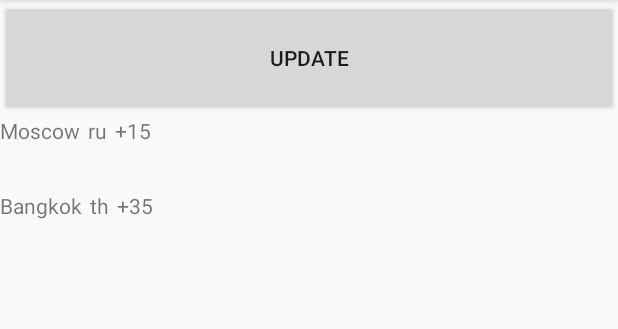
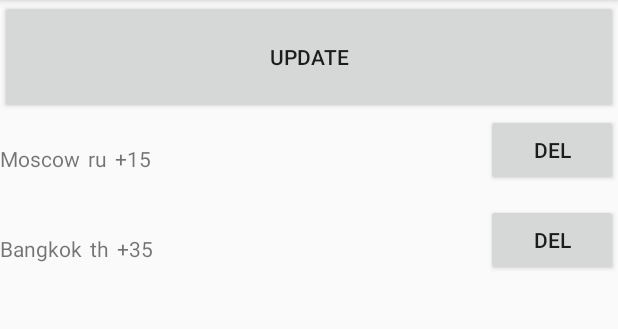
Before and after one commit to shight-dev/CityWeather, an Android app: the screen it shows after launch (MainActivity), after a tap on "UPDATE", on a phone screen of 412 x 824 dp, the part 84-413 px from its top. Run offline under Robolectric (Android 15) with nearby library versions, the phone set to English and light mode, and no system bars; our stand-ins replace Dagger/Hilt's generated code, Room's generated code.

Commit message:
Loading pictures
Функционал загрузки фотографий

```diff
--- a/app/build.gradle
+++ b/app/build.gradle
@@ -46,4 +46,5 @@ dependencies {
     kapt "com.google.dagger:dagger-android-processor:$dagger_version"
     implementation 'com.squareup.retrofit2:retrofit:2.4.0'
     implementation 'com.squareup.retrofit2:converter-gson:2.3.0'
+    implementation 'com.squareup.picasso:picasso:2.71828'
 }
--- a/app/src/main/java/com/sample/cityweather/Fragments/WeatherListFragment.kt
+++ b/app/src/main/java/com/sample/cityweather/Fragments/WeatherListFragment.kt
@@ -9,6 +9,7 @@ import android.view.LayoutInflater
 import android.view.MenuItem
 import android.view.View
 import android.view.ViewGroup
+import android.widget.Button
 import android.widget.TextView
 import androidx.recyclerview.widget.LinearLayoutManager
 import androidx.recyclerview.widget.RecyclerView
@@ -119,15 +120,21 @@ class WeatherListFragment : Fragment() {
 
         lateinit var weather: WeatherData
 
+        //TODO is nessasary?
         var cityTextView: TextView = itemView.findViewById(R.id.cityTextView)
         var weatherTextView: TextView = itemView.findViewById(R.id.weatherTextView)
         var localeTextView: TextView = itemView.findViewById(R.id.localeTextView)
+        var deleteBtn: Button = itemView.findViewById(R.id.deleteBtn)
 
         fun bindWeather(weatherData: WeatherData) {
             cityTextView.text = weatherData.city
             weatherTextView.text = weatherData.weather
             localeTextView.text = weatherData.locale
             weather = weatherData
+            deleteBtn.setOnClickListener {
+                dataWorker.removeWeather(weather)
+                updateUi()
+            }
             weatherController.start(object : DataCallback{
                 override fun setData(data: String?) {
                     val weatherString =  WeatherConverter.convertKelvin(data)
--- /dev/null
+++ b/app/src/main/java/com/sample/cityweather/Retrofit/PictureApi.kt
@@ -0,0 +1,14 @@
+package com.sample.cityweather.Retrofit
+
+import retrofit2.Call
+import retrofit2.http.GET
+import retrofit2.http.Query
+
+private const val PICTURE_API_KEY = "13775761-ac08c83920df608f2b2f1b872"
+
+
+interface PictureApi {
+    @GET("api/")
+    fun loadPictureList(@Query("q")cityName:String, @Query("key")appId:String = PICTURE_API_KEY
+    ,@Query("category") category:String = "place") : Call<PictureResponse>
+}
--- /dev/null
+++ b/app/src/main/java/com/sample/cityweather/Retrofit/PictureController.kt
@@ -0,0 +1,46 @@
+package com.sample.cityweather.Retrofit
+
+import com.google.gson.GsonBuilder
+import retrofit2.Call
+import retrofit2.Callback
+import retrofit2.Response
+import retrofit2.Retrofit
+import retrofit2.converter.gson.GsonConverterFactory
+import java.util.*
+import kotlin.random.Random
+
+class PictureController {
+    private val BASE_URL = "https://pixabay.com/"
+
+    fun start(dataCallback: DataCallback, cityName:String) {
+        val gson = GsonBuilder().setLenient().create()
+
+        val retrofit = Retrofit.Builder()
+            .baseUrl(BASE_URL)
+            .addConverterFactory(GsonConverterFactory.create(gson))
+            .build()
+
+        val pictureApi = retrofit.create(PictureApi::class.java)
+
+        val call: Call<PictureResponse> = pictureApi.loadPictureList(cityName)
+
+        call.enqueue(object : Callback<PictureResponse> {
+            override fun onFailure(call: Call<PictureResponse>, t: Throwable) {
+            }
+
+            override fun onResponse(
+                call: Call<PictureResponse>,
+                response: Response<PictureResponse>
+            ) {
+                val pictureDataList = response.body()?.hits
+                pictureDataList?.let {
+                    val size = pictureDataList.size
+                    if(size > 0){
+                        dataCallback.setData(pictureDataList[Random(Date().time).nextInt(size)].largeImageURL)
+                    }
+                }
+            }
+
+        })
+    }
+}
--- a/app/src/main/java/com/sample/cityweather/Retrofit/WeatherController.kt
+++ b/app/src/main/java/com/sample/cityweather/Retrofit/WeatherController.kt
@@ -27,7 +27,6 @@ class WeatherController {
 
         call.enqueue(object : Callback<WeatherResponse>{
             override fun onFailure(call: Call<WeatherResponse>, t: Throwable) {
-                val a =1
             }
 
             override fun onResponse(
--- a/app/src/main/res/layout/list_item_weather.xml
+++ b/app/src/main/res/layout/list_item_weather.xml
@@ -1,10 +1,11 @@
 <?xml version="1.0" encoding="utf-8"?>
 <RelativeLayout xmlns:android="http://schemas.android.com/apk/res/android"
-    android:layout_width="match_parent" android:layout_height="50dp">
+    android:layout_width="match_parent" android:layout_height="60dp">
     <TextView
         android:id="@+id/cityTextView"
         android:layout_width="wrap_content"
         android:layout_height="match_parent"
+        android:gravity="center"
         android:layout_alignParentLeft="true"
         android:layout_alignParentStart="true"
         android:paddingEnd="5dp"
@@ -13,7 +14,8 @@
     <TextView
         android:id="@+id/localeTextView"
         android:layout_width="wrap_content"
-        android:layout_height="wrap_content"
+        android:layout_height="match_parent"
+        android:gravity="center"
         android:layout_toRightOf="@id/cityTextView"
         android:layout_toEndOf="@id/cityTextView"
         android:paddingEnd="5dp"
@@ -23,9 +25,19 @@
         android:id="@+id/weatherTextView"
         android:layout_width="wrap_content"
         android:layout_height="match_parent"
+        android:gravity="center"
         android:layout_toRightOf="@id/cityTextView"
         android:layout_toEndOf="@id/localeTextView"
         android:paddingEnd="5dp"
         android:paddingRight="5dp"/>
 
+    <Button
+        android:id="@+id/deleteBtn"
+        android:layout_width="wrap_content"
+        android:layout_height="wrap_content"
+        android:gravity="center"
+        android:text="@string/del"
+        android:layout_alignParentEnd="true"
+        android:layout_alignParentRight="true" />
+
 </RelativeLayout>
--- a/app/src/main/res/values/strings.xml
+++ b/app/src/main/res/values/strings.xml
@@ -6,4 +6,5 @@
     <string name="enter_city">Enter city</string>
     <string name="find_weather">Find weather</string>
     <string name="update">Update</string>
+    <string name="del">Del</string>
 </resources>
```
Also changed, not shown: app/src/main/java/com/sample/cityweather/Fragments/EditFragment.kt (+14 -0 lines), app/src/main/java/com/sample/cityweather/Retrofit/PictureData.kt (added, +9 -0 lines), app/src/main/java/com/sample/cityweather/Retrofit/PictureResponse.kt (added, +7 -0 lines), app/src/main/res/layout/fragment_edit.xml (+9 -1 lines).
